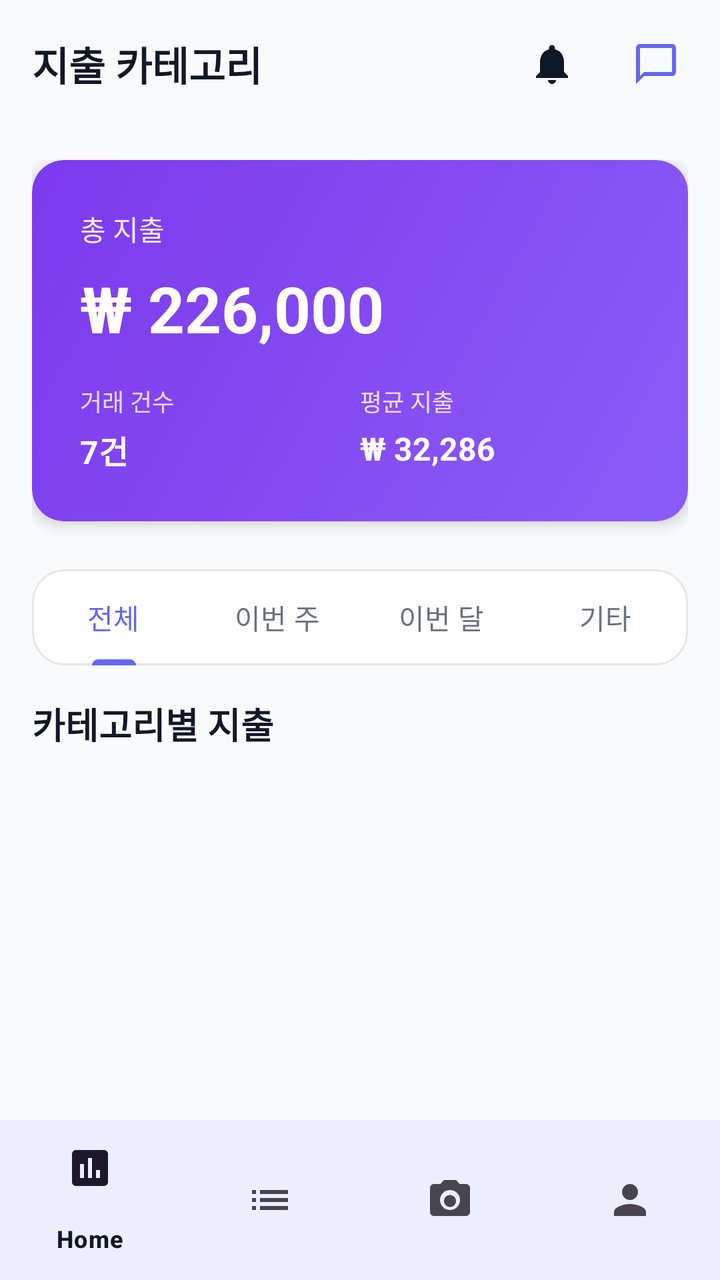
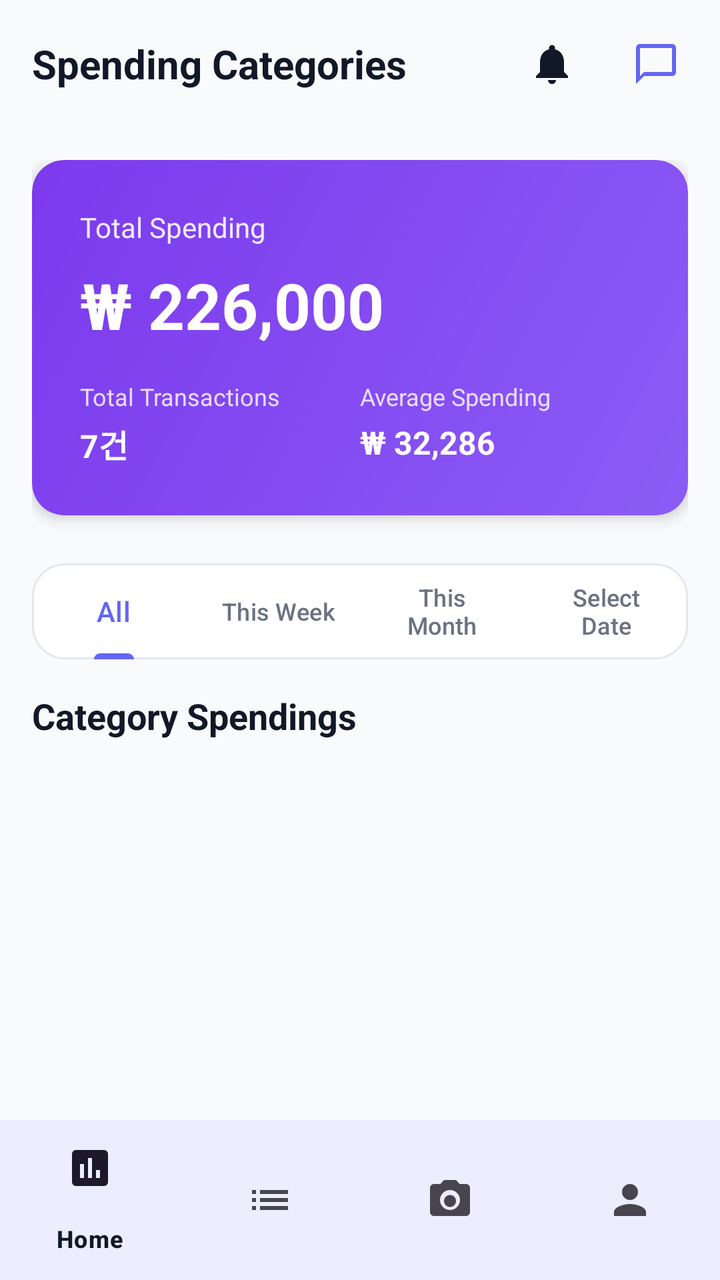

Screens rendered from an Android XML layout before and after an edit, with the pre-edit source and the edit as a unified diff.
<!-- AndroidManifest.xml: application theme Theme.Receiptify -->
<!-- res/layout/activity_categories.xml -->
<?xml version="1.0" encoding="utf-8"?>
<androidx.coordinatorlayout.widget.CoordinatorLayout xmlns:android="http://schemas.android.com/apk/res/android"
    xmlns:app="http://schemas.android.com/apk/res-auto"
    android:layout_width="match_parent"
    android:layout_height="match_parent"
    android:background="@color/background_light">

    <com.google.android.material.appbar.AppBarLayout
        android:layout_width="match_parent"
        android:layout_height="wrap_content"
        android:background="@android:color/transparent"
        app:elevation="0dp">

        <androidx.appcompat.widget.Toolbar
            android:id="@+id/toolbar"
            android:layout_width="match_parent"
            android:layout_height="?attr/actionBarSize"
            android:background="@android:color/transparent">

            <LinearLayout
                android:layout_width="match_parent"
                android:layout_height="wrap_content"
                android:gravity="center_vertical"
                android:orientation="horizontal">

                
                <TextView
                    android:layout_width="0dp"
                    android:layout_height="wrap_content"
                    android:layout_weight="1"
                    android:text="지출 카테고리"
                    android:textColor="@color/text_primary"
                    android:textSize="20sp"
                    android:textStyle="bold" />

                
                <FrameLayout
                    android:id="@+id/layoutNotificationIcon"
                    android:layout_width="48dp"
                    android:layout_height="48dp"
                    android:layout_marginEnd="4dp"
                    android:background="?attr/selectableItemBackgroundBorderless"
                    android:clickable="true"
                    android:focusable="true"
                    android:padding="12dp">

                    <ImageView
                        android:id="@+id/ivNotificationIcon"
                        android:layout_width="24dp"
                        android:layout_height="24dp"
                        android:layout_gravity="center"
                        android:contentDescription="알림"
                        android:src="@drawable/ic_notifications"
                        app:tint="@color/text_primary" />

                    <TextView
                        android:id="@+id/tvNotificationBadge"
                        android:layout_width="16dp"
                        android:layout_height="16dp"
                        android:layout_gravity="top|end"
                        android:layout_marginTop="8dp"
                        android:layout_marginEnd="8dp"
                        android:background="@drawable/bg_notification_badge"
                        android:gravity="center"
                        android:text="0"
                        android:textColor="@android:color/white"
                        android:textSize="10sp"
                        android:textStyle="bold"
                        android:visibility="gone" />

                </FrameLayout>

                
                <ImageButton
                    android:id="@+id/btnChatbot"
                    android:layout_width="48dp"
                    android:layout_height="48dp"
                    android:layout_marginEnd="8dp"
                    android:background="?attr/selectableItemBackgroundBorderless"
                    android:contentDescription="챗봇"
                    android:padding="12dp"
                    android:src="@drawable/ic_chat"
                    app:tint="@color/primary_purple" />

            </LinearLayout>

        </androidx.appcompat.widget.Toolbar>

    </com.google.android.material.appbar.AppBarLayout>

    <androidx.core.widget.NestedScrollView
        android:layout_width="match_parent"
        android:layout_height="match_parent"
        android:fillViewport="true"
        app:layout_behavior="@string/appbar_scrolling_view_behavior">

        <LinearLayout
            android:layout_width="match_parent"
            android:layout_height="wrap_content"
            android:orientation="vertical"
            android:padding="16dp">

            
            <androidx.cardview.widget.CardView
                android:layout_width="match_parent"
                android:layout_height="wrap_content"
                android:layout_marginBottom="24dp"
                app:cardCornerRadius="16dp"
                app:cardElevation="4dp">

                <LinearLayout
                    android:layout_width="match_parent"
                    android:layout_height="wrap_content"
                    android:background="@drawable/bg_card_gradient"
                    android:orientation="vertical"
                    android:padding="24dp">

                    <TextView
                        android:layout_width="wrap_content"
                        android:layout_height="wrap_content"
                        android:text="총 지출"
                        android:textColor="@color/white"
                        android:textSize="14sp"
                        android:alpha="0.9" />

                    <TextView
                        android:id="@+id/tvTotalSpending"
                        android:layout_width="wrap_content"
                        android:layout_height="wrap_content"
                        android:layout_marginTop="8dp"
                        android:text="₩ 226,000"
                        android:textColor="@color/white"
                        android:textSize="32sp"
                        android:textStyle="bold" />

                    <LinearLayout
                        android:layout_width="match_parent"
                        android:layout_height="wrap_content"
                        android:layout_marginTop="16dp"
                        android:orientation="horizontal">

                        <LinearLayout
                            android:layout_width="0dp"
                            android:layout_height="wrap_content"
                            android:layout_weight="1"
                            android:orientation="vertical">

                            <TextView
                                android:layout_width="wrap_content"
                                android:layout_height="wrap_content"
                                android:text="거래 건수"
                                android:textColor="@color/white"
                                android:textSize="12sp"
                                android:alpha="0.8" />

                            <TextView
                                android:id="@+id/tvTransactionCount"
                                android:layout_width="wrap_content"
                                android:layout_height="wrap_content"
                                android:layout_marginTop="4dp"
                                android:text="7건"
                                android:textColor="@color/white"
                                android:textSize="16sp"
                                android:textStyle="bold" />

                        </LinearLayout>

                        <LinearLayout
                            android:layout_width="0dp"
                            android:layout_height="wrap_content"
                            android:layout_weight="1"
                            android:orientation="vertical">

                            <TextView
                                android:layout_width="wrap_content"
                                android:layout_height="wrap_content"
                                android:text="평균 지출"
                                android:textColor="@color/white"
                                android:textSize="12sp"
                                android:alpha="0.8" />

                            <TextView
                                android:id="@+id/tvAverageSpending"
                                android:layout_width="wrap_content"
                                android:layout_height="wrap_content"
                                android:layout_marginTop="4dp"
                                android:text="₩ 32,286"
                                android:textColor="@color/white"
                                android:textSize="16sp"
                                android:textStyle="bold" />

                        </LinearLayout>

                    </LinearLayout>

                </LinearLayout>

            </androidx.cardview.widget.CardView>

            
            <com.google.android.material.tabs.TabLayout
                android:id="@+id/tabLayout"
                android:layout_width="match_parent"
                android:layout_height="wrap_content"
                android:layout_marginBottom="16dp"
                android:background="@drawable/bg_card_white"
                app:tabIndicatorColor="@color/primary_purple"
                app:tabSelectedTextColor="@color/primary_purple"
                app:tabTextColor="@color/text_secondary"
                app:tabMode="fixed"
                app:tabGravity="fill">

                <com.google.android.material.tabs.TabItem
                    android:layout_width="wrap_content"
                    android:layout_height="wrap_content"
                    android:text="전체" />

                <com.google.android.material.tabs.TabItem
                    android:layout_width="wrap_content"
                    android:layout_height="wrap_content"
                    android:text="이번 주" />

                <com.google.android.material.tabs.TabItem
                    android:layout_width="wrap_content"
                    android:layout_height="wrap_content"
                    android:text="이번 달" />

                <com.google.android.material.tabs.TabItem
                    android:layout_width="wrap_content"
                    android:layout_height="wrap_content"
                    android:text="기타" />

            </com.google.android.material.tabs.TabLayout>

            
            <TextView
                android:layout_width="wrap_content"
                android:layout_height="wrap_content"
                android:layout_marginBottom="12dp"
                android:text="카테고리별 지출"
                android:textColor="@color/text_primary"
                android:textSize="18sp"
                android:textStyle="bold" />

            <androidx.recyclerview.widget.RecyclerView
                android:id="@+id/rvCategories"
                android:layout_width="match_parent"
                android:layout_height="wrap_content"
                android:nestedScrollingEnabled="false" />

        </LinearLayout>

    </androidx.core.widget.NestedScrollView>

    
    <com.google.android.material.bottomnavigation.BottomNavigationView
        android:id="@+id/bottomNavigation"
        android:layout_width="match_parent"
        android:layout_height="wrap_content"
        android:layout_gravity="bottom"
        android:background="@color/white"
        app:elevation="8dp"
        app:menu="@menu/bottom_nav_menu" />

</androidx.coordinatorlayout.widget.CoordinatorLayout>
<!-- resources referenced by this layout -->
<resources>
  <color name="background_light">#F9FAFB</color>
  <color name="primary_purple">#6366F1</color>
  <color name="text_primary">#111827</color>
  <color name="text_secondary">#6B7280</color>
  <color name="white">#FFFFFF</color>
  <!-- drawable bg_card_gradient (drawable) -->
  <?xml version="1.0" encoding="utf-8"?>
  <shape xmlns:android="http://schemas.android.com/apk/res/android"
      android:shape="rectangle">
      <gradient
          android:angle="135"
          android:endColor="#7C3AED"
          android:startColor="#8B5CF6"
          android:type="linear" />
      <corners android:radius="16dp" />
  </shape>
  <!-- drawable bg_card_white (drawable) -->
  <?xml version="1.0" encoding="utf-8"?>
  <shape xmlns:android="http://schemas.android.com/apk/res/android"
      android:shape="rectangle">
      <solid android:color="@color/card_background" />
      <corners android:radius="16dp" />
      <stroke
          android:width="1dp"
          android:color="@color/divider" />
  </shape>
  <!-- drawable bg_notification_badge (drawable) -->
  <?xml version="1.0" encoding="utf-8"?>
  <shape xmlns:android="http://schemas.android.com/apk/res/android"
      android:shape="oval">
      <solid android:color="#EF4444" />
      <size
          android:width="16dp"
          android:height="16dp" />
  </shape>
  <!-- drawable ic_chat (drawable) -->
  <?xml version="1.0" encoding="utf-8"?>
  <vector xmlns:android="http://schemas.android.com/apk/res/android"
      android:width="24dp"
      android:height="24dp"
      android:viewportWidth="24"
      android:viewportHeight="24">
      <path
          android:fillColor="#000000"
          android:pathData="M20,2H4C2.9,2 2,2.9 2,4v18l4,-4h14c1.1,0 2,-0.9 2,-2V4C22,2.9 21.1,2 20,2zM20,16H6l-2,2V4h16V16z"/>
  </vector>
  <!-- drawable ic_notifications (drawable) -->
  <?xml version="1.0" encoding="utf-8"?>
  <vector xmlns:android="http://schemas.android.com/apk/res/android"
      android:width="24dp"
      android:height="24dp"
      android:viewportWidth="24"
      android:viewportHeight="24">
      <path
          android:fillColor="@android:color/black"
          android:pathData="M12,22c1.1,0 2,-0.9 2,-2h-4c0,1.1 0.89,2 2,2zM18,16v-5c0,-3.07 -1.64,-5.64 -4.5,-6.32V4c0,-0.83 -0.67,-1.5 -1.5,-1.5s-1.5,0.67 -1.5,1.5v0.68C7.63,5.36 6,7.92 6,11v5l-2,2v1h16v-1l-2,-2z"/>
  </vector>
  <style name="Theme.Receiptify" parent="Base.Theme.Receiptify" />
  <color name="card_background">#FFFFFF</color>
  <color name="divider">#E5E7EB</color>
  <style name="Base.Theme.Receiptify" parent="Theme.Material3.Light.NoActionBar">
          <item name="colorPrimary">@color/primary_purple</item>
          <item name="colorPrimaryVariant">@color/primary_purple_dark</item>
          <item name="colorOnPrimary">@color/white</item>
  
          <item name="colorSurface">@color/surface_light</item>
          <item name="colorOnSurface">@color/text_primary</item>
  
          <item name="android:colorBackground">@color/background_light</item>
          <item name="colorOnBackground">@color/text_primary</item>
  
          <item name="colorOutline">@color/divider</item>
      </style>
  <color name="primary_purple_dark">#4F46E5</color>
  <color name="surface_light">#FFFFFF</color>
</resources>

<!-- the commit's change to res/layout/activity_categories.xml (unified diff, before → after) -->
@@ -28,7 +28,7 @@
                     android:layout_width="0dp"
                     android:layout_height="wrap_content"
                     android:layout_weight="1"
-                    android:text="지출 카테고리"
+                    android:text="Spending Categories"
                     android:textColor="@color/text_primary"
                     android:textSize="20sp"
                     android:textStyle="bold" />
@@ -118,7 +118,7 @@
                     <TextView
                         android:layout_width="wrap_content"
                         android:layout_height="wrap_content"
-                        android:text="총 지출"
+                        android:text="Total Spending"
                         android:textColor="@color/white"
                         android:textSize="14sp"
                         android:alpha="0.9" />
@@ -148,7 +148,7 @@
                             <TextView
                                 android:layout_width="wrap_content"
                                 android:layout_height="wrap_content"
-                                android:text="거래 건수"
+                                android:text="Total Transactions"
                                 android:textColor="@color/white"
                                 android:textSize="12sp"
                                 android:alpha="0.8" />
@@ -174,7 +174,7 @@
                             <TextView
                                 android:layout_width="wrap_content"
                                 android:layout_height="wrap_content"
-                                android:text="평균 지출"
+                                android:text="Average Spending"
                                 android:textColor="@color/white"
                                 android:textSize="12sp"
                                 android:alpha="0.8" />
@@ -213,22 +213,22 @@
                 <com.google.android.material.tabs.TabItem
                     android:layout_width="wrap_content"
                     android:layout_height="wrap_content"
-                    android:text="전체" />
-
-                <com.google.android.material.tabs.TabItem
-                    android:layout_width="wrap_content"
-                    android:layout_height="wrap_content"
-                    android:text="이번 주" />
-
-                <com.google.android.material.tabs.TabItem
-                    android:layout_width="wrap_content"
-                    android:layout_height="wrap_content"
-                    android:text="이번 달" />
-
-                <com.google.android.material.tabs.TabItem
-                    android:layout_width="wrap_content"
-                    android:layout_height="wrap_content"
-                    android:text="기타" />
+                    android:text="All" />
+
+                <com.google.android.material.tabs.TabItem
+                    android:layout_width="wrap_content"
+                    android:layout_height="wrap_content"
+                    android:text="This Week" />
+
+                <com.google.android.material.tabs.TabItem
+                    android:layout_width="wrap_content"
+                    android:layout_height="wrap_content"
+                    android:text="This Month" />
+
+                <com.google.android.material.tabs.TabItem
+                    android:layout_width="wrap_content"
+                    android:layout_height="wrap_content"
+                    android:text="Select Date" />
 
             </com.google.android.material.tabs.TabLayout>
 
@@ -237,7 +237,7 @@
                 android:layout_width="wrap_content"
                 android:layout_height="wrap_content"
                 android:layout_marginBottom="12dp"
-                android:text="카테고리별 지출"
+                android:text="Category Spendings"
                 android:textColor="@color/text_primary"
                 android:textSize="18sp"
                 android:textStyle="bold" />
